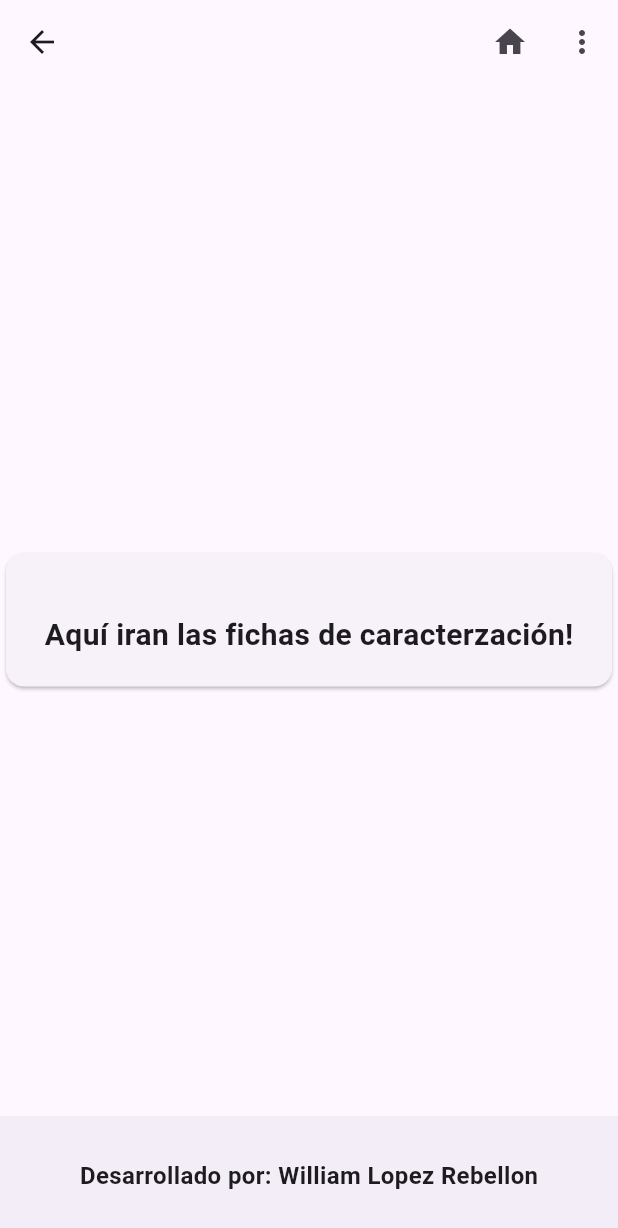
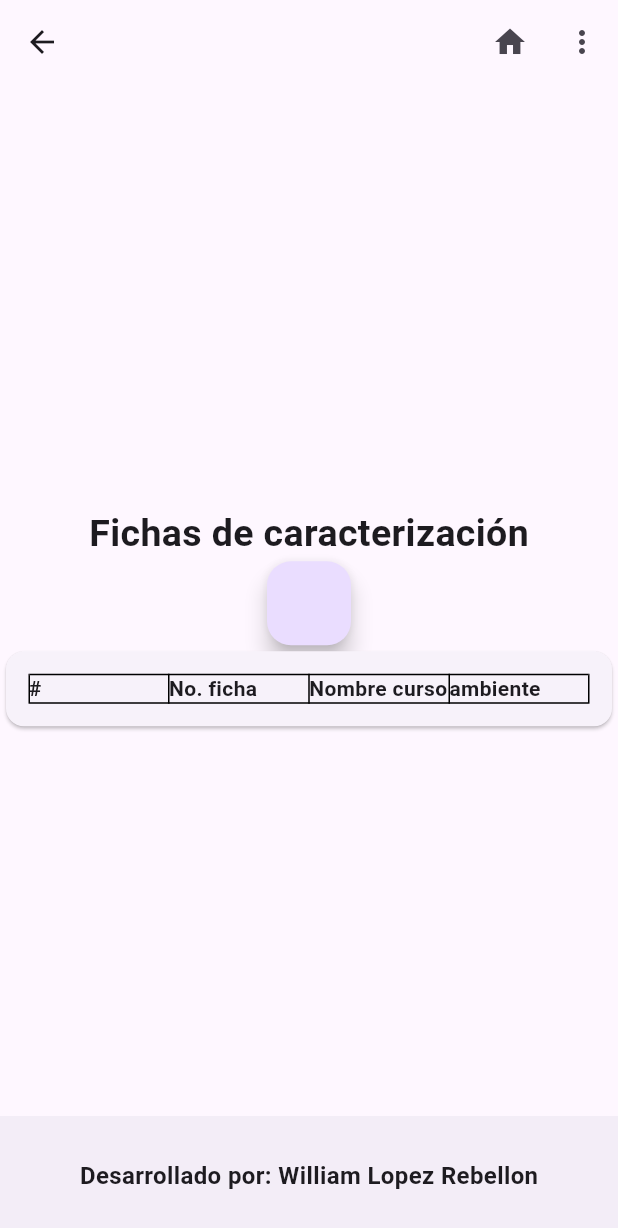
Before and after one commit to academicacoordinacion/registroAsistenciaSenaMovil, a Flutter app: the IndexFichaCaracterizacion screen opened directly with empty values, on a phone screen of 412 x 824 dp. Shown: the top 1228 px of the screen. Run offline on Flutter 3.47's test engine with Material 3 defaults, Android fonts, the phone set to English and light mode, and no system bars; our stand-ins replace dio, fluttertoast, webview_flutter; network calls fail.

Commit message:
modelo fichaCaracterizacion, tabla

```diff
--- /dev/null
+++ b/lib/models/ficha_caracterizacion.dart
@@ -0,0 +1,89 @@
+// To parse this JSON data, do
+//
+//     final fichaCaracterizacion = fichaCaracterizacionFromJson(jsonString);
+
+// import 'package:meta/meta.dart';
+import 'dart:convert';
+
+FichaCaracterizacion fichaCaracterizacionFromJson(String str) =>
+    FichaCaracterizacion.fromJson(json.decode(str));
+
+String fichaCaracterizacionToJson(FichaCaracterizacion data) =>
+    json.encode(data.toJson());
+
+class FichaCaracterizacion {
+  final List<Ficha> fichas;
+
+  FichaCaracterizacion({
+    required this.fichas,
+  });
+
+  factory FichaCaracterizacion.fromJson(Map<String, dynamic> json) =>
+      FichaCaracterizacion(
+        fichas: List<Ficha>.from(json["fichas"].map((x) => Ficha.fromJson(x))),
+      );
+
+  Map<String, dynamic> toJson() => {
+        "fichas": List<dynamic>.from(fichas.map((x) => x.toJson())),
+      };
+}
+
+class Ficha {
+  final int id;
+  final String ficha;
+  final String nombreCurso;
+  final dynamic codigoPrograma;
+  final dynamic horasFormacion;
+  final dynamic cupo;
+  final dynamic diasDeFormacion;
+  final int instructorAsignado;
+  final DateTime createdAt;
+  final DateTime updatedAt;
+  final dynamic deletedAt;
+  final int ambienteId;
+
+  Ficha({
+    required this.id,
+    required this.ficha,
+    required this.nombreCurso,
+    required this.codigoPrograma,
+    required this.horasFormacion,
+    required this.cupo,
+    required this.diasDeFormacion,
+    required this.instructorAsignado,
+    required this.createdAt,
+    required this.updatedAt,
+    required this.deletedAt,
+    required this.ambienteId,
+  });
+
+  factory Ficha.fromJson(Map<String, dynamic> json) => Ficha(
+        id: json["id"],
+        ficha: json["ficha"],
+        nombreCurso: json["nombre_curso"],
+        codigoPrograma: json["codigo_programa"],
+        horasFormacion: json["horas_formacion"],
+        cupo: json["cupo"],
+        diasDeFormacion: json["dias_de_formacion"],
+        instructorAsignado: json["instructor_asignado"],
+        createdAt: DateTime.parse(json["created_at"]),
+        updatedAt: DateTime.parse(json["updated_at"]),
+        deletedAt: json["deleted_at"],
+        ambienteId: json["ambiente_id"],
+      );
+
+  Map<String, dynamic> toJson() => {
+        "id": id,
+        "ficha": ficha,
+        "nombre_curso": nombreCurso,
+        "codigo_programa": codigoPrograma,
+        "horas_formacion": horasFormacion,
+        "cupo": cupo,
+        "dias_de_formacion": diasDeFormacion,
+        "instructor_asignado": instructorAsignado,
+        "created_at": createdAt.toIso8601String(),
+        "updated_at": updatedAt.toIso8601String(),
+        "deleted_at": deletedAt,
+        "ambiente_id": ambienteId,
+      };
+}
--- a/lib/screens/dashboard_screens.dart
+++ b/lib/screens/dashboard_screens.dart
@@ -1,6 +1,10 @@
+import 'package:dio/dio.dart';
 import 'package:flutter/material.dart';
+import 'package:fluttertoast/fluttertoast.dart';
+import 'package:registro_asistencia_sena_movil/models/ficha_caracterizacion.dart';
 import 'package:registro_asistencia_sena_movil/models/login_response.dart';
 import 'package:registro_asistencia_sena_movil/screens/fichas_caracterizacion/index_screens.dart';
+import 'package:registro_asistencia_sena_movil/utils/constantes.dart';
 import 'package:registro_asistencia_sena_movil/widgets/footer.dart';
 import 'package:registro_asistencia_sena_movil/widgets/header.dart';
 
@@ -48,10 +52,7 @@ class DashboardScreen extends StatelessWidget {
                         const SizedBox(height: 20),
                       ElevatedButton(
                         onPressed: () {
-                          Navigator.push(
-                              context,
-                              MaterialPageRoute(
-                                  builder: (context) => IndexFichaCaracterizacion(loginResponse: loginResponse,)));
+                          apiIndex(loginResponse.user.id, context);
                         },
                         child: const Text('Comencemos'),
                       ),
@@ -66,4 +67,42 @@ class DashboardScreen extends StatelessWidget {
       bottomNavigationBar: const footer(),
     );
   }
+
+
+
+  // index ficha caracterizacion
+  void apiIndex(int userId, BuildContext context) async {
+    final dio = Dio();
+    try {
+      final response = await dio.get("${Constantes.baseUrl}/fichaCaracterizacion/apiIndex/",
+          data: {'user_id': userId});
+          print("hola mundo");
+          print(response);
+      // print(response);
+      if (response.statusCode == 200) {
+        final fichaCaracterizacion = FichaCaracterizacion.fromJson(response.data);
+        Navigator.push(
+            context,
+            MaterialPageRoute(
+                builder: (context) => IndexFichaCaracterizacion(
+                      loginResponse: loginResponse, fichaCaracterizacion: fichaCaracterizacion,
+                    )));
+        print(fichaCaracterizacion);
+
+        Fluttertoast.showToast(
+          msg: "Fichas traidas",
+          toastLength: Toast.LENGTH_LONG,
+          gravity: ToastGravity.TOP,
+        );
+      }
+    } catch (e) {
+      print("Error en las credenciales: $e");
+
+      Fluttertoast.showToast(
+        msg: "Fichas no encontradas",
+        toastLength: Toast.LENGTH_LONG,
+        gravity: ToastGravity.TOP,
+      );
+    }
+  }
 }
--- a/lib/screens/fichas_caracterizacion/index_screens.dart
+++ b/lib/screens/fichas_caracterizacion/index_screens.dart
@@ -1,14 +1,17 @@
 import 'package:flutter/material.dart';
+import 'package:registro_asistencia_sena_movil/models/ficha_caracterizacion.dart';
 import 'package:registro_asistencia_sena_movil/models/login_response.dart';
 import 'package:registro_asistencia_sena_movil/widgets/footer.dart';
 import 'package:registro_asistencia_sena_movil/widgets/header.dart';
 
 class IndexFichaCaracterizacion extends StatelessWidget {
-  const IndexFichaCaracterizacion({super.key, required this.loginResponse});
+  const IndexFichaCaracterizacion({super.key, required this.loginResponse, required this.fichaCaracterizacion});
   final LoginResponse loginResponse;
+  final FichaCaracterizacion fichaCaracterizacion;
 
   @override
   Widget build(BuildContext context) {
+    List<Ficha> fichas = fichaCaracterizacion.fichas;
     return Scaffold(
       appBar: PreferredSize(
         preferredSize: Size.fromHeight(MediaQuery.of(context).size.height *
@@ -18,27 +21,56 @@ class IndexFichaCaracterizacion extends StatelessWidget {
       body: Center(
         child: Column(
           mainAxisAlignment: MainAxisAlignment.center,
-          children: <Widget>[
+          children: [
+            const Text("Fichas de caracterización", style: TextStyle(
+              fontSize: 25,
+              fontWeight: FontWeight.bold
+            ),),
+            FloatingActionButton(onPressed: () {}),
             Card(
               child: Container(
-                padding: const EdgeInsets.all(20),
-                // width: 350,
-                // height: 300,
+                padding: const EdgeInsets.all(15),
+                child: Table(
+                  border: TableBorder.all(),
+                  columnWidths: const <int, TableColumnWidth>{
+                    0: FlexColumnWidth(),
+                    1: FlexColumnWidth(),
+                    2: FlexColumnWidth(),
+                    3: FlexColumnWidth(),
+                    // 4: FlexColumnWidth(),
+                  },
+                  defaultVerticalAlignment: TableCellVerticalAlignment.middle,
+                  children:[
+                    const TableRow(
+                      children: <Widget>[
+                        Text("#", style: TextStyle(fontWeight: FontWeight.bold),),
+                        Text("No. ficha",
+                        style: TextStyle(fontWeight: FontWeight.bold),
+                      ),
+                        Text("Nombre curso",
+                        style: TextStyle(fontWeight: FontWeight.bold),
+                      ),
+                        Text("ambiente",
+                        style: TextStyle(fontWeight: FontWeight.bold),
+                      ),
+                      //   Text("Municipio",
+                      //   style: TextStyle(fontWeight: FontWeight.bold),
+                      // )
+                        // #, No ficha, nombrecurso, ambiente, municipio, boton ver, boton lista
+                      ]
+                    ),
+                     for (final ficha in fichas)
+                      TableRow(
+                        children: <Widget>[
+                          Text(ficha.id.toString()),
+                          Text(ficha.ficha),
+                          Text(ficha.nombreCurso),
+                          Text(ficha.ambienteId.toString()),
+                          // Text(ficha.)
+                        ],
+                      ),
 
-                child: const Center(
-                  child: Column(
-                    mainAxisAlignment: MainAxisAlignment.center,
-                    children: [
-                      Padding(padding: EdgeInsets.all(10)),
-                      Text(
-                        "Aquí iran las fichas de caracterzación!",
-                        style: TextStyle(
-                          fontSize: 20,
-                          fontWeight: FontWeight.bold,
-                        ),
-                      ),
-                    ],
-                  ),
+                  ],
                 ),
               ),
             ),
--- a/lib/screens/inicio_sesion_screens.dart
+++ b/lib/screens/inicio_sesion_screens.dart
@@ -103,13 +103,5 @@ class InicioSesion extends StatelessWidget {
 
     }
   }
-  void _showToast(BuildContext context) {
-    final scaffold = ScaffoldMessenger.of(context);
-    scaffold.showSnackBar(
-      SnackBar(
-        content: const Text('Added to favorite'),
-        action: SnackBarAction(label: 'UNDO', onPressed: scaffold.hideCurrentSnackBar),
-      ),
-    );
-  }
+
 }
--- a/lib/widgets/header.dart
+++ b/lib/widgets/header.dart
@@ -19,7 +19,7 @@ class Header extends StatelessWidget {
       // title: const Text('Bienvenido'),
       actions: [
         IconButton(onPressed: () {
-           Navigator.push(
+          Navigator.push(
                   context,
                   MaterialPageRoute(
                       builder: (context) => DashboardScreen(
```
